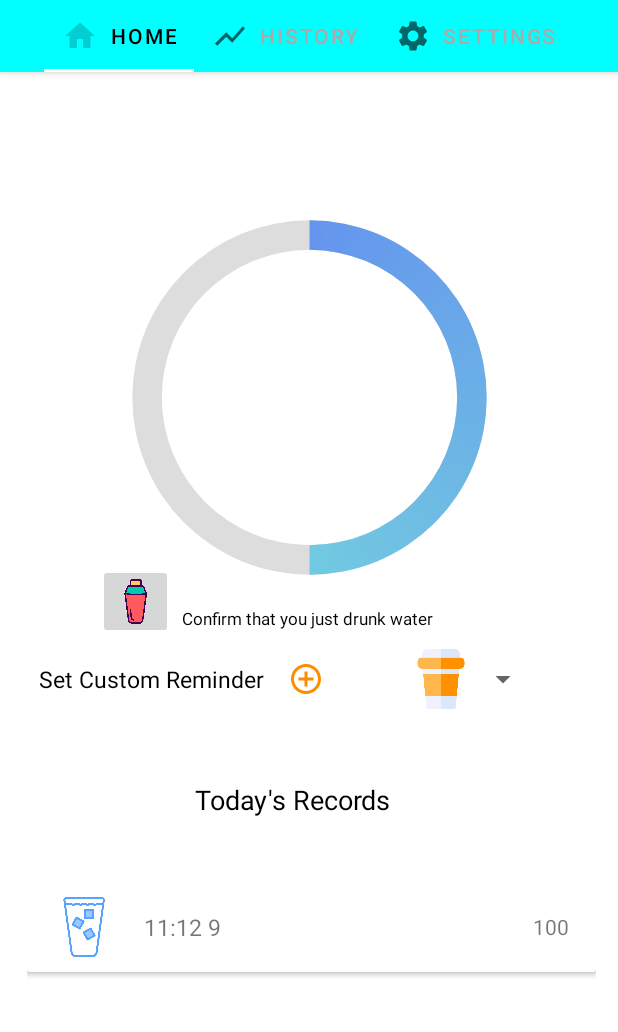
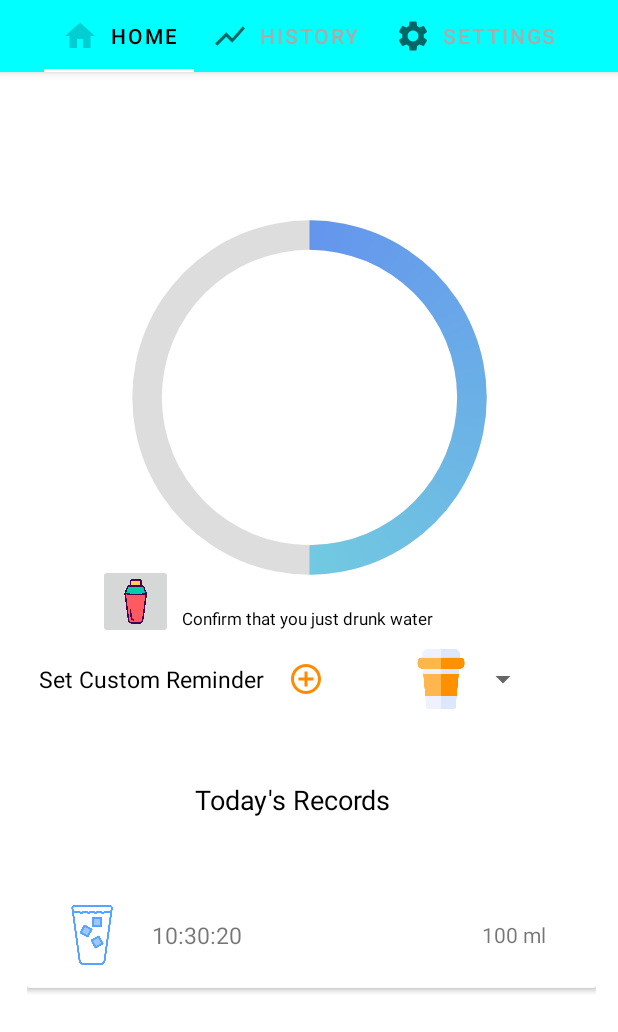
Before and after one commit to criticalAY/H20Reminder, an Android app: the screen it shows after launch (TabsActivity), after a tap on an icon or button, on a phone screen of 412 x 824 dp. Shown: the top 1032 px of the screen. Run offline under Robolectric (Android 15) with nearby library versions, the phone set to English and light mode, and no system bars; our stand-ins replace Room's generated code; Roboto replaces fonts that are not available here.

Commit message:
Drink Update

```diff
--- a/app/src/main/java/com/criticalay/h20reminder/ui/fragments/HomeFragment.kt
+++ b/app/src/main/java/com/criticalay/h20reminder/ui/fragments/HomeFragment.kt
@@ -30,6 +30,7 @@ import com.google.android.material.datepicker.MaterialDatePicker
 import com.google.android.material.timepicker.MaterialTimePicker
 import com.google.android.material.timepicker.TimeFormat
 import kotlinx.android.synthetic.main.fragment_home.*
+import java.text.SimpleDateFormat
 import java.util.*
 
 
@@ -149,13 +150,16 @@ class HomeFragment : Fragment() {
     private fun insertDrinkDataToDatabase() {
 
      val id = 0
+        val sdf = SimpleDateFormat("hh:mm:ss")
+        val currentDate = sdf.format(Date())
+      //  System.out.println(" C DATE is  $currentDate")
         val hr = Calendar.HOUR_OF_DAY
         val min = Calendar.MINUTE
         val tt = Calendar.AM_PM
         val ttt= "$hr:$min $tt"
 
         val date = Calendar.DATE.toString()
-        val time =ttt
+        val time =currentDate.toString()
         var drink : String= "Apple"
         val vol = size.toInt()
       //  val vol = 200
--- a/app/src/main/res/layout/water_item.xml
+++ b/app/src/main/res/layout/water_item.xml
@@ -6,6 +6,7 @@
     android:id="@+id/waterContainer">
 
     <LinearLayout
+        android:padding="5dp"
 
         android:layout_margin="10dp"
         android:layout_width="match_parent"
@@ -21,6 +22,7 @@
             app:srcCompat="@drawable/drinkingglass" />
 
         <TextView
+
             android:clickable="true"
             android:focusable="true"
             android:layout_marginStart="12dp"
@@ -33,6 +35,7 @@
             android:text="12:12 am" />
 
         <TextView
+
             android:clickable="true"
             android:focusable="true"
             android:id="@+id/amountTv"
@@ -41,10 +44,20 @@
             android:layout_height="wrap_content"
             android:layout_weight="1"
             android:gravity="end"
-            android:padding="8dp"
+            android:paddingVertical="8dp"
+            android:paddingStart="8dp"
             android:textSize="14sp"
 
             android:text="TextView" />
+
+        <TextView
+            android:layout_gravity="center"
+
+            android:textSize="14sp"
+            android:layout_width="wrap_content"
+            android:layout_height="wrap_content"
+            android:layout_marginEnd="18dp"
+            android:text=" ml" />
 
 
     </LinearLayout>
--- a/app/src/main/res/values-night/themes.xml
+++ /dev/null
@@ -1,21 +0,0 @@
-<resources xmlns:tools="http://schemas.android.com/tools">
-    <!-- Base application theme. -->
-    <style name="Theme.H20Reminder" parent="Theme.MaterialComponents.DayNight.NoActionBar">
-        <!-- Primary brand color. -->
-        <item name="colorPrimary">@color/DarkTurquoise</item>
-        <item name="colorPrimaryVariant">@color/DodgerBlue</item>
-        <item name="colorOnPrimary">@color/white</item>
-        <!-- Secondary brand color. -->
-        <item name="colorSecondary">@color/teal_200</item>
-        <item name="colorSecondaryVariant">@color/teal_200</item>
-        <item name="colorOnSecondary">@color/black</item>
-        <!-- Status bar color. -->
-        <item name="android:statusBarColor" tools:targetApi="l">?attr/colorPrimaryVariant</item>
-        <!-- Customize your theme here. -->
-    </style>
-
-    <style name="CircularDeterminateProgressBar">
-        <item name="android:indeterminateOnly">false</item>
-        <item name="android:progressDrawable">@drawable/circle</item>
-    </style>
-</resources>
--- a/app/src/main/res/values/strings.xml
+++ b/app/src/main/res/values/strings.xml
@@ -8,14 +8,14 @@
 
     <string-array name="CustomDrinks">
 
-        <item>100</item>
+        <item >100</item>
         <item>125</item>
         <item>150</item>
         <item>175</item>
         <item>200</item>
         <item>300</item>
         <item>400</item>
-        <item>Customise</item>
+
 
     </string-array>
 </resources>
```
